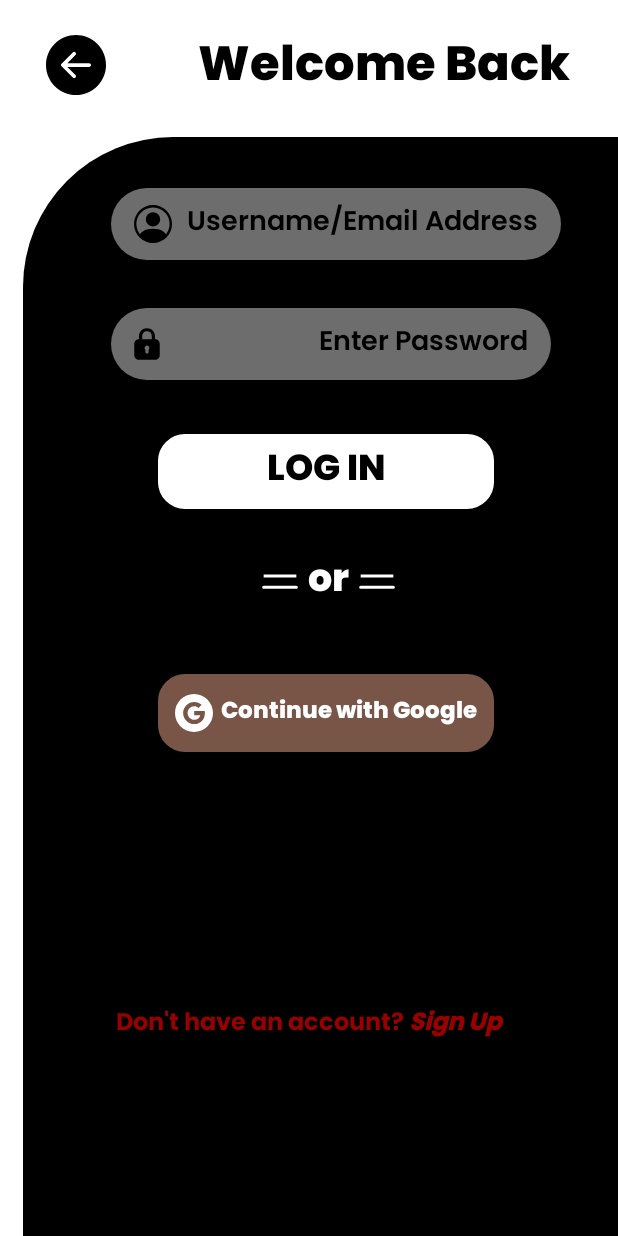
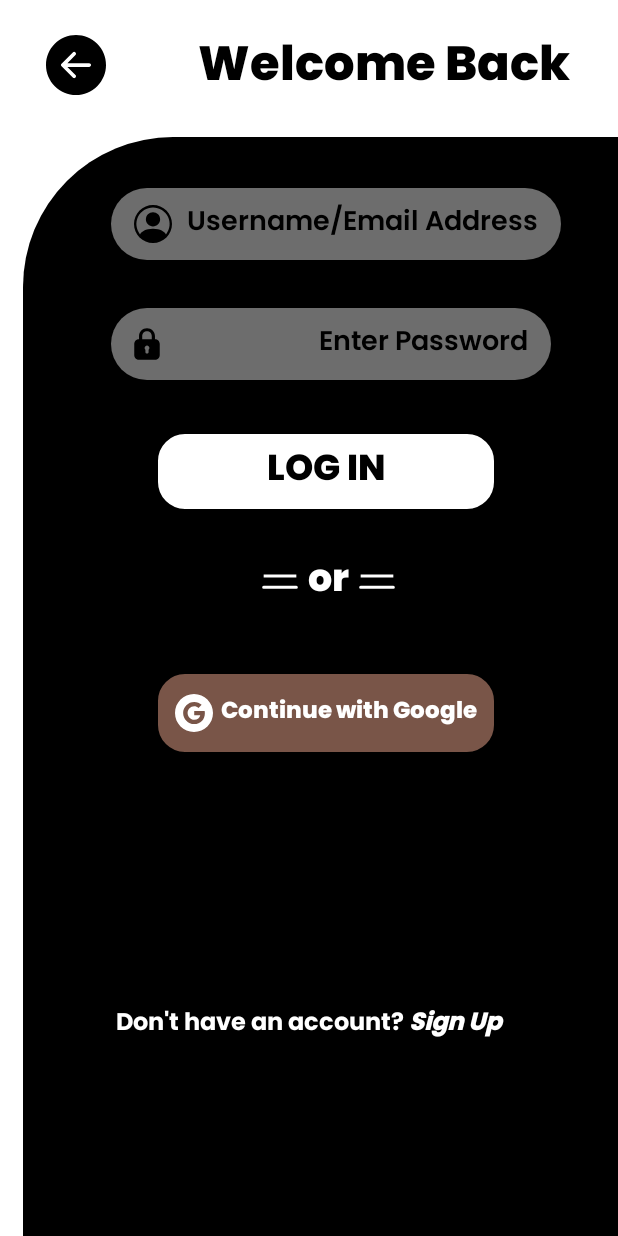
Before and after one commit to Charawey-X/e-library, an Android app: the LoginActivity screen opened directly, with no data from a screen before it, on a phone screen of 412 x 824 dp. Run offline under Robolectric (Android 15) with nearby library versions, the phone set to English and light mode, and no system bars; our stand-ins replace ButterKnife.

Commit message:
change layout

```diff
--- a/app/src/main/java/com/example/elibrary/ui/SplashActivity.java
+++ b/app/src/main/java/com/example/elibrary/ui/SplashActivity.java
@@ -18,7 +18,7 @@ public class SplashActivity extends AppCompatActivity {
 
         handler = new Handler();
         handler.postDelayed((Runnable) () -> {
-            Intent intent = new Intent(SplashActivity.this, SignUpActivity.class);
+            Intent intent = new Intent(SplashActivity.this, MainActivity.class);
             startActivity(intent);
             finish();
         }, 5000);
--- /dev/null
+++ b/app/src/main/res/drawable/background.xml
@@ -0,0 +1,4 @@
+<?xml version="1.0" encoding="utf-8"?>
+<shape xmlns:android="http://schemas.android.com/apk/res/android">
+    <corners android:radius="30dp"/>
+</shape>
--- a/app/src/main/res/layout/activity_login.xml
+++ b/app/src/main/res/layout/activity_login.xml
@@ -66,7 +66,7 @@
         android:paddingStart="15dp"
         android:paddingEnd="15dp"
         android:textAlignment="viewEnd"
-        android:textColor="#990000"
+        android:textColor="#FFFFFF"
         android:textColorHint="#000000" />
 
     <!-- Password -->
@@ -169,7 +169,7 @@
         android:fontFamily="@font/poppins_bold"
         android:gravity="center_horizontal|center_vertical"
         android:text="@string/don_t_have_an_account_sign_up"
-        android:textColor="#990000"
+        android:textColor="#FFFFFF"
         android:textSize="16sp" />
 
 </RelativeLayout>
```
